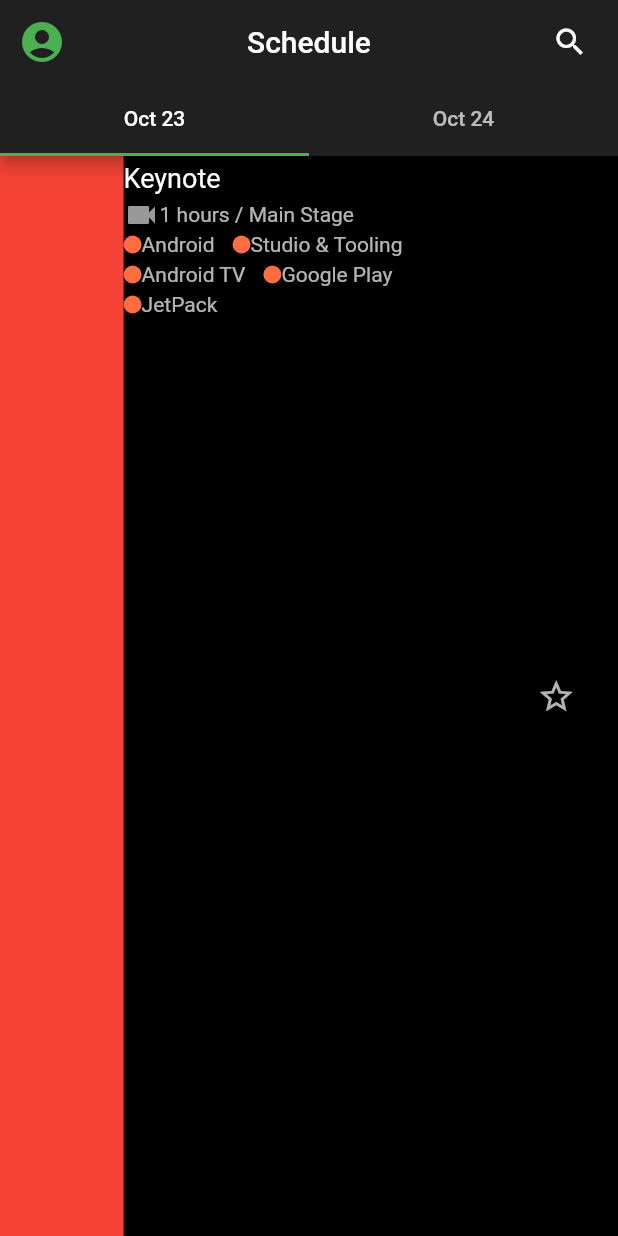
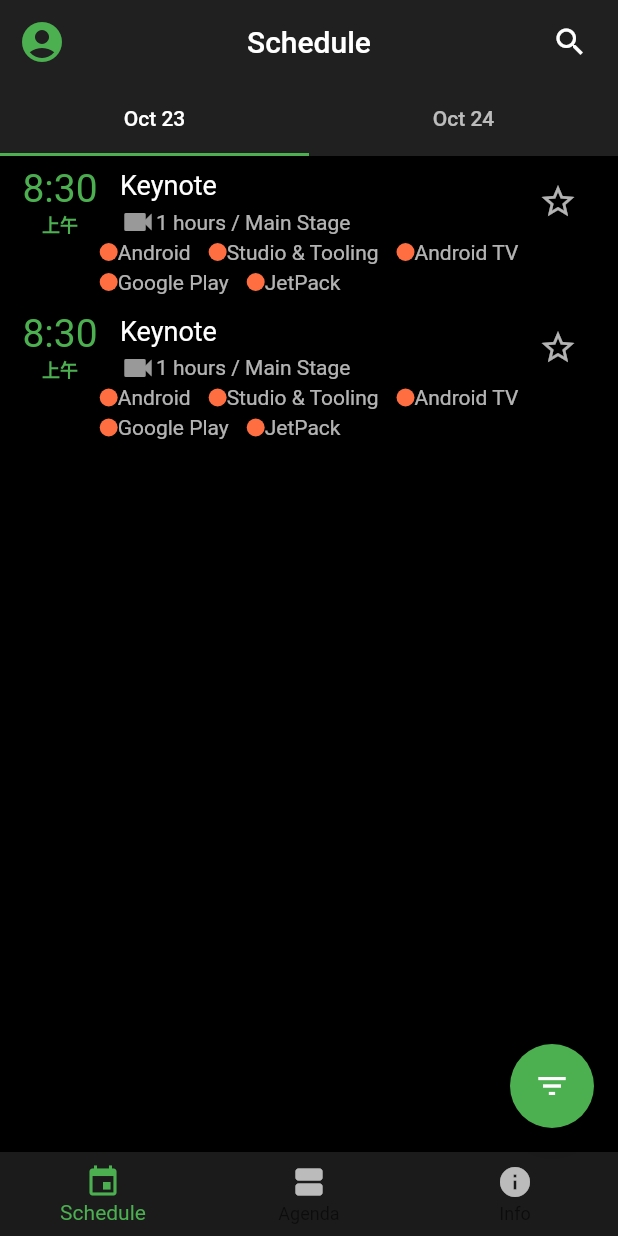
Before and after one commit to Mightted/ioschedFlutter, a Flutter app: the screen it shows after launch, on a phone screen of 412 x 824 dp. Run offline on Flutter 3.47's test engine with Material 2 defaults, Android fonts, the phone set to English and light mode, and no system bars.

Commit message:
日程页面成型

```diff
--- a/lib/main.dart
+++ b/lib/main.dart
@@ -5,11 +5,21 @@ import 'package:ioschedflutter/scheduleItem.dart';
 import 'package:ioschedflutter/schedulePage.dart';
 
 void main() {
-  debugPaintSizeEnabled = true;
+//  debugPaintSizeEnabled = true;
   runApp(MyApp());
 }
 
-class MyApp extends StatelessWidget {
+class MyApp extends StatefulWidget {
+  @override
+  State createState() {
+    return _MyAppState();
+  }
+}
+
+class _MyAppState extends State<MyApp> {
+  int _currentIndex = 0;
+  List<String> titles = ["Schedule", "Agenda", "Info"];
+  List<Widget> pages;
   final List<Tab> tabs = <Tab>[Tab(text: "Oct 23"), Tab(text: "Oct 24")];
 
   @override
@@ -32,7 +42,7 @@ class MyApp extends StatelessWidget {
                   child: Icon(Icons.search),
                 )
               ],
-              title: Text('Schedule'),
+              title: Text(titles[_currentIndex]),
               bottom: TabBar(
                 tabs: tabs,
               ),
@@ -42,7 +52,74 @@ class MyApp extends StatelessWidget {
                 return Container(color: Colors.black, child: SchedulePage());
               }).toList(),
             ),
+            floatingActionButton: FloatingActionButton(
+                onPressed: null, child: Icon(Icons.filter_list)),
+            bottomNavigationBar: BottomNavigationBar(
+                backgroundColor: Color(0xFF1B1B1B),
+                onTap: (index) {
+                  setState(() {
+                    _currentIndex = index;
+                  });
+                },
+                items: getBottomNavItems(
+                    _currentIndex,
+                    [Icons.event, Icons.view_agenda, Icons.info],
+                    ["Schedule", "Agenda", "Info"])
+//              [
+//                BottomNavigationBarItem(
+//                    icon: Icon(
+//                      Icons.event,
+//                      color: Colors.green,
+//                    ),
+//                    title: Text(
+//                      "Schedule",
+//                      style: TextStyle(
+//                        color: Colors.white70,
+//                      ),
+//                    )),
+//                BottomNavigationBarItem(
+//                    icon: Icon(
+//                      Icons.view_agenda,
+//                      color: Colors.white70,
+//                    ),
+//                    title: Text(
+//                      "Agenda",
+//                      style: TextStyle(
+//                        color: Colors.white70,
+//                      ),
+//                    )),
+//                BottomNavigationBarItem(
+//                    icon: Icon(
+//                      Icons.info,
+//                      color: Colors.white70,
+//                    ),
+//                    title: Text(
+//                      "Info",
+//                      style: TextStyle(
+//                        color: Colors.white70,
+//                      ),
+//                    ))
+//              ],
+                ),
           ),
         ));
   }
+
+  List<BottomNavigationBarItem> getBottomNavItems(
+      int index, List<IconData> icons, List<String> titles) {
+    return icons.map((IconData icon) {
+      return BottomNavigationBarItem(
+          icon: Icon(
+            icon,
+            color: icons.indexOf(icon) == index ? Colors.green : Colors.white70,
+          ),
+          title: Text(
+            titles[icons.indexOf(icon)],
+            style: TextStyle(
+              color:
+                  icons.indexOf(icon) == index ? Colors.green : Colors.white70,
+            ),
+          ));
+    }).toList();
+  }
 }
--- a/lib/scheduleItem.dart
+++ b/lib/scheduleItem.dart
@@ -1,4 +1,3 @@
-import 'package:flutter/cupertino.dart';
 import 'package:flutter/material.dart';
 import 'colors.dart';
 
@@ -21,36 +20,32 @@ class ScheduleItem extends StatelessWidget {
   Widget build(BuildContext context) {
     return DefaultTextStyle(
       style: TextStyle(color: Colors.white70),
-      child: SizedBox(
-        height: 200,
-        child: Row(
+      child: Padding(
+        padding: const EdgeInsets.symmetric(vertical: 5),
+        child: Column(
           children: <Widget>[
-            Expanded(
-              flex: 2,
-              child: Container(
-                color: Colors.red,
+            Row(
+              crossAxisAlignment: CrossAxisAlignment.center,
+              children: <Widget>[
+                Container(
+                  width: 80,
+                  child: Column(
+                    mainAxisAlignment: MainAxisAlignment.start,
+                    children: <Widget>[
+                      Text(
+                        time,
+                        style: TextStyle(color: Colors.green, fontSize: 26),
+                      ),
+                      Text(
+                        isAm ? "上午" : "下午",
+                        style: TextStyle(
+                            color: Colors.green,
+                            fontSize: 12,
+                            fontWeight: FontWeight.bold),
+                      )
+                    ],
                   ),
                 ),
-//              Expanded(
-//                flex: 2,
-//                child: Flex(
-//                  direction: Axis.vertical,
-//                  mainAxisAlignment: MainAxisAlignment.start,
-//                  children: <Widget>[
-//                    Text(
-//                      time,
-//                      style: TextStyle(color: Colors.green, fontSize: 26),
-//                    ),
-//                    Text(
-//                      isAm ? "上午" : "下午",
-//                      style: TextStyle(
-//                          color: Colors.green,
-//                          fontSize: 12,
-//                          fontWeight: FontWeight.bold),
-//                    )
-//                  ],
-//                ),
-//              ),
                 Expanded(
                   flex: 6,
                   child: Column(
@@ -67,7 +62,21 @@ class ScheduleItem extends StatelessWidget {
                           Text(content)
                         ],
                       ),
-                  Wrap(
+                    ],
+                  ),
+                ),
+                Container(
+                    width: 80,
+                    child: Icon(
+                      Icons.star_border,
+                      color: Colors.white70,
+                      size: 26,
+                    ))
+              ],
+            ),
+            Padding(
+              padding: EdgeInsets.symmetric(horizontal: 60),
+              child: Wrap(
                 spacing: 12,
                   runSpacing: 4,
                   crossAxisAlignment: WrapCrossAlignment.center,
@@ -82,17 +91,8 @@ class ScheduleItem extends StatelessWidget {
                         Text(tag)
                       ],
                     );
-                      }).toList())
-                ],
-              ),
-            ),
-            Expanded(
-                flex: 2,
-                child: Icon(
-                  Icons.star_border,
-                  color: Colors.white70,
-                  size: 26,
-                ))
+                  }).toList()),
+            )
           ],
         ),
       ),
--- a/lib/schedulePage.dart
+++ b/lib/schedulePage.dart
@@ -2,16 +2,38 @@ import 'package:flutter/material.dart';
 import 'package:ioschedflutter/scheduleItem.dart';
 
 class SchedulePage extends StatelessWidget {
-
   @override
   Widget build(BuildContext context) {
-    return Container(
-      child: ScheduleItem(
-        time: "8:30",
-        hasVideo: true,
-        title: "Keynote",
-        content: "1 hours / Main Stage",
-      tags: <String>["Android", "Studio & Tooling", "Android TV", "Google Play", "JetPack"],),
+
+    return Column(
+      children: <Widget>[
+        ScheduleItem(
+          time: "8:30",
+          hasVideo: true,
+          title: "Keynote",
+          content: "1 hours / Main Stage",
+          tags: <String>[
+            "Android",
+            "Studio & Tooling",
+            "Android TV",
+            "Google Play",
+            "JetPack"
+          ],
+        ),
+        ScheduleItem(
+          time: "8:30",
+          hasVideo: true,
+          title: "Keynote",
+          content: "1 hours / Main Stage",
+          tags: <String>[
+            "Android",
+            "Studio & Tooling",
+            "Android TV",
+            "Google Play",
+            "JetPack"
+          ],
+        ),
+      ],
     );
   }
 }
```
Lines whose indentation alone changed are shown as unchanged.
